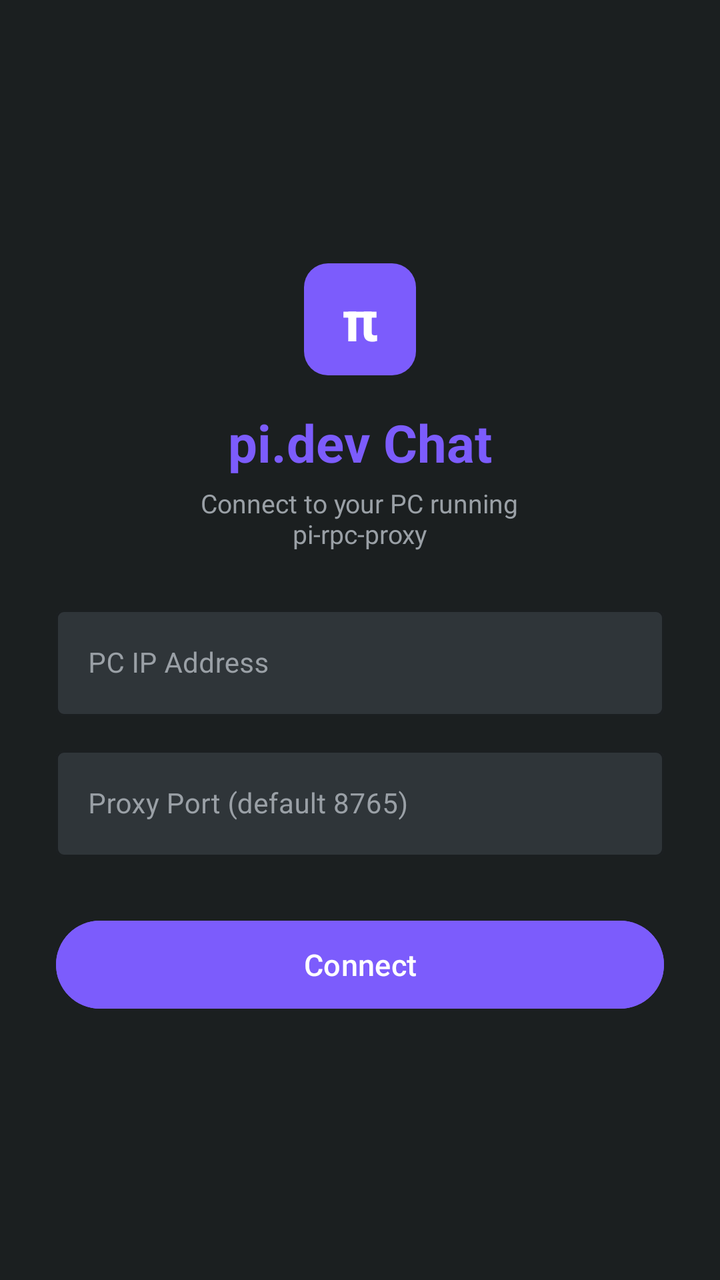
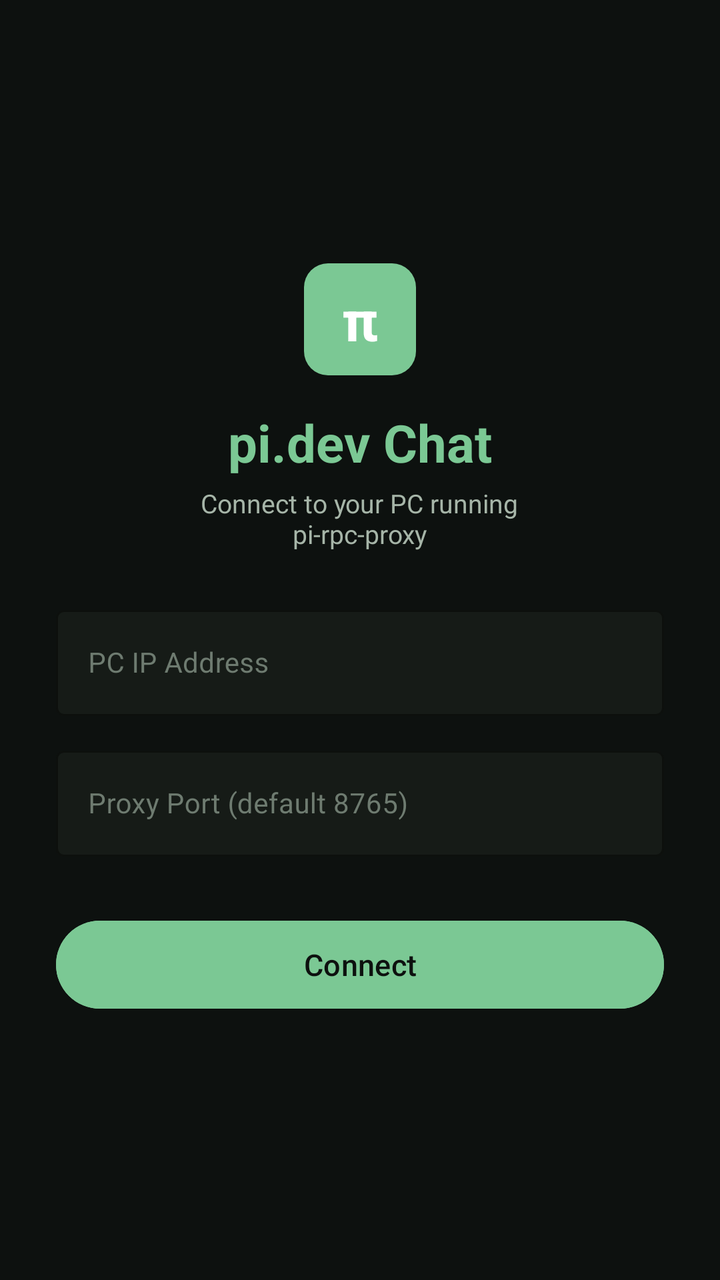

Screens rendered from an Android XML layout before and after an edit, with the pre-edit source and the edit as a unified diff.
<!-- AndroidManifest.xml: application theme Theme.PiChat -->
<!-- res/layout/activity_config.xml -->
<?xml version="1.0" encoding="utf-8"?>
<ScrollView xmlns:android="http://schemas.android.com/apk/res/android"
    xmlns:app="http://schemas.android.com/apk/res-auto"
    android:layout_width="match_parent"
    android:layout_height="match_parent"
    android:background="#1B1F20"
    android:fillViewport="true">

    <LinearLayout
        android:layout_width="match_parent"
        android:layout_height="wrap_content"
        android:orientation="vertical"
        android:gravity="center"
        android:padding="28dp">

        <FrameLayout
            android:layout_width="56dp"
            android:layout_height="56dp"
            android:layout_marginBottom="16dp"
            android:background="@drawable/logo_bg">
            <TextView
                android:layout_width="wrap_content"
                android:layout_height="wrap_content"
                android:layout_gravity="center"
                android:text="π"
                android:textSize="28sp"
                android:textColor="#FFFFFF"
                android:textStyle="bold" />
        </FrameLayout>

        <TextView
            android:layout_width="wrap_content"
            android:layout_height="wrap_content"
            android:text="pi.dev Chat"
            android:textSize="26sp"
            android:textStyle="bold"
            android:textColor="#7C5CFC"
            android:layout_marginBottom="4dp" />

        <TextView
            android:layout_width="wrap_content"
            android:layout_height="wrap_content"
            android:text="Connect to your PC running\npi-rpc-proxy"
            android:textSize="13sp"
            android:textColor="#9AA0A6"
            android:gravity="center"
            android:layout_marginBottom="24dp" />

        <com.google.android.material.textfield.TextInputLayout
            android:layout_width="match_parent"
            android:layout_height="wrap_content"
            android:hint="PC IP Address"
            app:boxBackgroundColor="#2F3539"
            app:hintTextColor="#7C5CFC"
            app:boxStrokeColor="#363B3F"
            android:textColorHint="#9AA0A6"
            style="@style/Widget.MaterialComponents.TextInputLayout.OutlinedBox">

            <com.google.android.material.textfield.TextInputEditText
                android:id="@+id/ipInput"
                android:layout_width="match_parent"
                android:layout_height="wrap_content"
                android:inputType="text"
                android:textColor="#E8EAED"
                android:textSize="14sp" />
        </com.google.android.material.textfield.TextInputLayout>

        <com.google.android.material.textfield.TextInputLayout
            android:layout_width="match_parent"
            android:layout_height="wrap_content"
            android:hint="Proxy Port (default 8765)"
            android:layout_marginTop="12dp"
            app:boxBackgroundColor="#2F3539"
            app:hintTextColor="#7C5CFC"
            app:boxStrokeColor="#363B3F"
            android:textColorHint="#9AA0A6"
            style="@style/Widget.MaterialComponents.TextInputLayout.OutlinedBox">

            <com.google.android.material.textfield.TextInputEditText
                android:id="@+id/portInput"
                android:layout_width="match_parent"
                android:layout_height="wrap_content"
                android:inputType="number"
                android:textColor="#E8EAED"
                android:textSize="14sp" />
        </com.google.android.material.textfield.TextInputLayout>

        <com.google.android.material.button.MaterialButton
            android:id="@+id/startBtn"
            android:layout_width="match_parent"
            android:layout_height="52dp"
            android:text="Connect"
            android:textSize="15sp"
            android:textAllCaps="false"
            android:layout_marginTop="28dp"
            android:backgroundTint="#7C5CFC" />

    </LinearLayout>
</ScrollView>
<!-- resources referenced by this layout -->
<resources>
  <!-- drawable logo_bg (drawable) -->
  <?xml version="1.0" encoding="utf-8"?>
  <shape xmlns:android="http://schemas.android.com/apk/res/android" android:shape="rectangle">
      <solid android:color="#7C5CFC" />
      <corners android:radius="12dp" />
  </shape>
  <style name="Theme.PiChat" parent="Theme.Material3.Dark.NoActionBar">
          <item name="colorPrimary">#7C5CFC</item>
          <item name="colorPrimaryVariant">#5E43C4</item>
          <item name="colorOnPrimary">#FFFFFF</item>
          <item name="android:statusBarColor">#1B1F20</item>
          <item name="android:navigationBarColor">#1B1F20</item>
          <item name="android:windowBackground">#1B1F20</item>
      </style>
</resources>

<!-- the commit's change to res/layout/activity_config.xml (unified diff, before → after) -->
@@ -3,7 +3,7 @@
     xmlns:app="http://schemas.android.com/apk/res-auto"
     android:layout_width="match_parent"
     android:layout_height="match_parent"
-    android:background="#1B1F20"
+    android:background="#0D110F"
     android:fillViewport="true">
 
     <LinearLayout
@@ -34,7 +34,7 @@
             android:text="pi.dev Chat"
             android:textSize="26sp"
             android:textStyle="bold"
-            android:textColor="#7C5CFC"
+            android:textColor="#7BC894"
             android:layout_marginBottom="4dp" />
 
         <TextView
@@ -42,7 +42,7 @@
             android:layout_height="wrap_content"
             android:text="Connect to your PC running\npi-rpc-proxy"
             android:textSize="13sp"
-            android:textColor="#9AA0A6"
+            android:textColor="#A6B5A8"
             android:gravity="center"
             android:layout_marginBottom="24dp" />
 
@@ -50,10 +50,10 @@
             android:layout_width="match_parent"
             android:layout_height="wrap_content"
             android:hint="PC IP Address"
-            app:boxBackgroundColor="#2F3539"
-            app:hintTextColor="#7C5CFC"
-            app:boxStrokeColor="#363B3F"
-            android:textColorHint="#9AA0A6"
+            app:boxBackgroundColor="#161B17"
+            app:hintTextColor="#7BC894"
+            app:boxStrokeColor="#3D4540"
+            android:textColorHint="#6E7B70"
             style="@style/Widget.MaterialComponents.TextInputLayout.OutlinedBox">
 
             <com.google.android.material.textfield.TextInputEditText
@@ -61,7 +61,7 @@
                 android:layout_width="match_parent"
                 android:layout_height="wrap_content"
                 android:inputType="text"
-                android:textColor="#E8EAED"
+                android:textColor="#E0E8DD"
                 android:textSize="14sp" />
         </com.google.android.material.textfield.TextInputLayout>
 
@@ -70,10 +70,10 @@
             android:layout_height="wrap_content"
             android:hint="Proxy Port (default 8765)"
             android:layout_marginTop="12dp"
-            app:boxBackgroundColor="#2F3539"
-            app:hintTextColor="#7C5CFC"
-            app:boxStrokeColor="#363B3F"
-            android:textColorHint="#9AA0A6"
+            app:boxBackgroundColor="#161B17"
+            app:hintTextColor="#7BC894"
+            app:boxStrokeColor="#3D4540"
+            android:textColorHint="#6E7B70"
             style="@style/Widget.MaterialComponents.TextInputLayout.OutlinedBox">
 
             <com.google.android.material.textfield.TextInputEditText
@@ -81,7 +81,7 @@
                 android:layout_width="match_parent"
                 android:layout_height="wrap_content"
                 android:inputType="number"
-                android:textColor="#E8EAED"
+                android:textColor="#E0E8DD"
                 android:textSize="14sp" />
         </com.google.android.material.textfield.TextInputLayout>
 
@@ -93,7 +93,7 @@
             android:textSize="15sp"
             android:textAllCaps="false"
             android:layout_marginTop="28dp"
-            android:backgroundTint="#7C5CFC" />
+            android:backgroundTint="#7BC894" />
 
     </LinearLayout>
 </ScrollView>
<!-- resource entries referenced after the edit -->
@@ -3,16 +3,16 @@
   <!-- drawable logo_bg (drawable) -->
   <?xml version="1.0" encoding="utf-8"?>
   <shape xmlns:android="http://schemas.android.com/apk/res/android" android:shape="rectangle">
-      <solid android:color="#7C5CFC" />
+      <solid android:color="#7BC894" />
       <corners android:radius="12dp" />
   </shape>
   <style name="Theme.PiChat" parent="Theme.Material3.Dark.NoActionBar">
-          <item name="colorPrimary">#7C5CFC</item>
-          <item name="colorPrimaryVariant">#5E43C4</item>
-          <item name="colorOnPrimary">#FFFFFF</item>
-          <item name="android:statusBarColor">#1B1F20</item>
-          <item name="android:navigationBarColor">#1B1F20</item>
-          <item name="android:windowBackground">#1B1F20</item>
+          <item name="colorPrimary">#7BC894</item>
+          <item name="colorPrimaryVariant">#5BAE76</item>
+          <item name="colorOnPrimary">#0D110F</item>
+          <item name="android:statusBarColor">#0D110F</item>
+          <item name="android:navigationBarColor">#0D110F</item>
+          <item name="android:windowBackground">#0D110F</item>
       </style>
 </resources>
 
